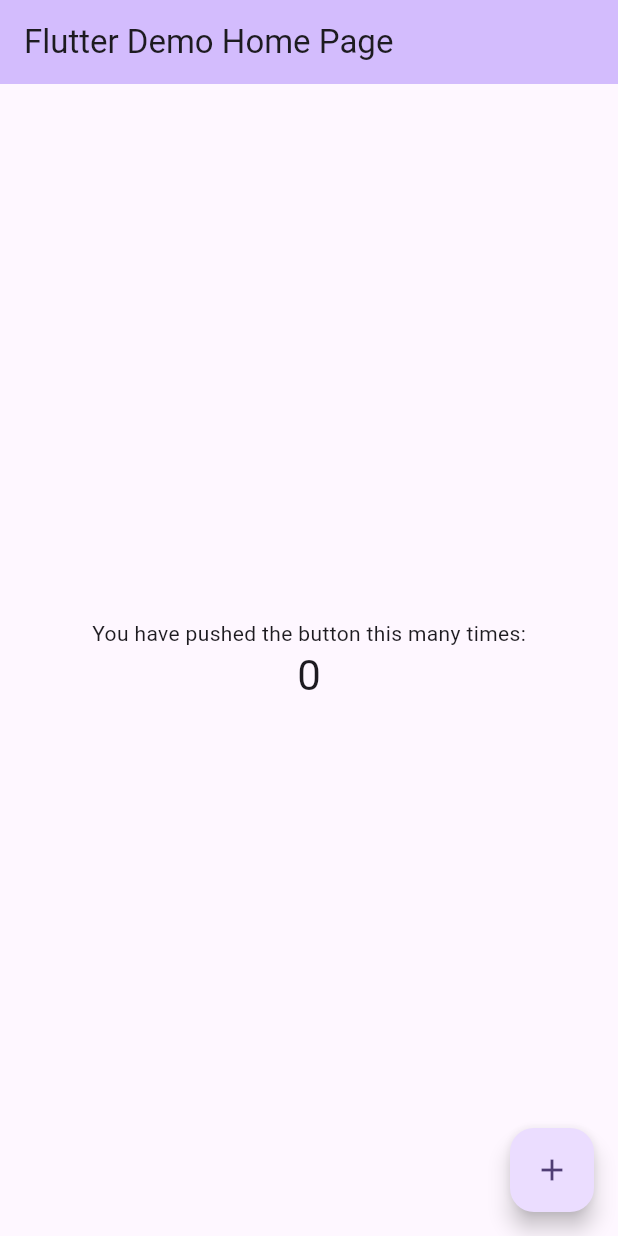
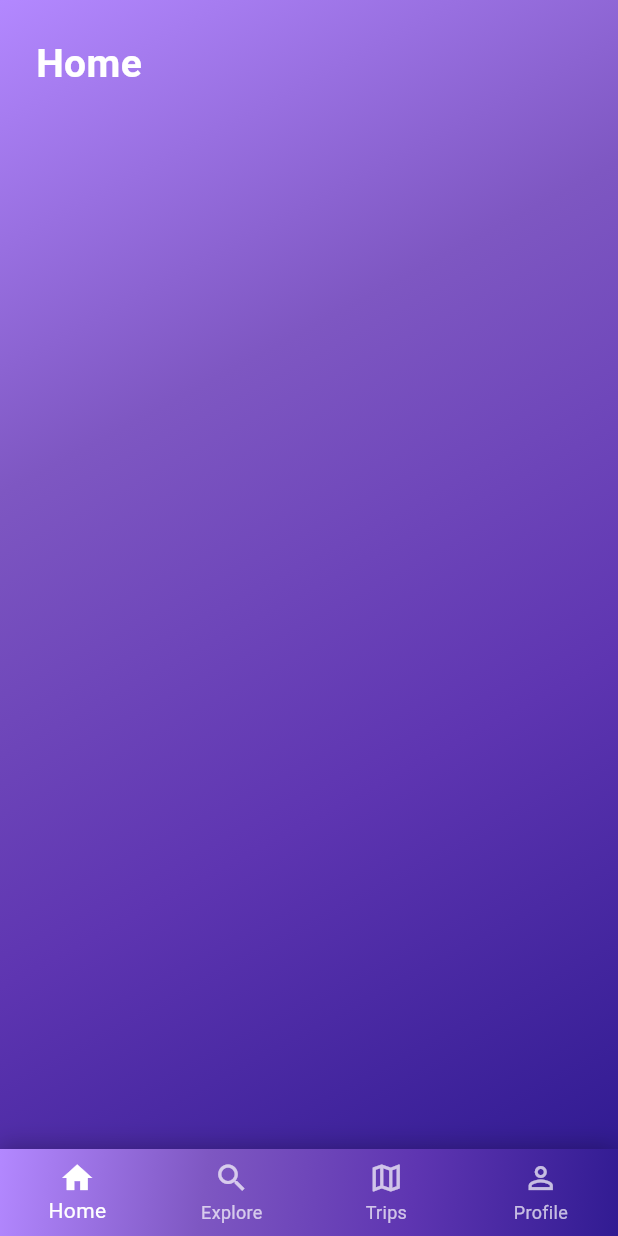
Before and after one commit to RaduBuzatu-hub/swe6301_group3_artefact, a Flutter app: the screen it shows after launch, on a phone screen of 412 x 824 dp. Run offline on Flutter 3.47's test engine with Material 3 defaults, Android fonts, the light colour scheme and no system bars.

Commit message:
Main_scaffold - am pus home_page, explore_page, trips_page si profile_page

```diff
--- a/lib/main.dart
+++ b/lib/main.dart
@@ -1,4 +1,5 @@
 import 'package:flutter/material.dart';
+import 'navigation_page/bottom_navigation.dart';
 
 void main() {
   runApp(const MyApp());
@@ -7,116 +8,21 @@ void main() {
 class MyApp extends StatelessWidget {
   const MyApp({super.key});
 
-  // This widget is the root of your application.
   @override
   Widget build(BuildContext context) {
+    final colorScheme = ColorScheme.fromSeed(
+      seedColor: const Color(0xFF4A148C),
+    );
+
     return MaterialApp(
-      title: 'Flutter Demo',
+      debugShowCheckedModeBanner: false,
+      title: 'Travel App',
       theme: ThemeData(
-        // This is the theme of your application.
-        //
-        // TRY THIS: Try running your application with "flutter run". You'll see
-        // the application has a purple toolbar. Then, without quitting the app,
-        // try changing the seedColor in the colorScheme below to Colors.green
-        // and then invoke "hot reload" (save your changes or press the "hot
-        // reload" button in a Flutter-supported IDE, or press "r" if you used
-        // the command line to start the app).
-        //
-        // Notice that the counter didn't reset back to zero; the application
-        // state is not lost during the reload. To reset the state, use hot
-        // restart instead.
-        //
-        // This works for code too, not just values: Most code changes can be
-        // tested with just a hot reload.
-        colorScheme: .fromSeed(seedColor: Colors.deepPurple),
+        colorScheme: colorScheme,
+        scaffoldBackgroundColor: colorScheme.surfaceVariant,
+        useMaterial3: true,
       ),
-      home: const MyHomePage(title: 'Flutter Demo Home Page'),
+      home: const BottomNav(),
     );
   }
 }
-
-class MyHomePage extends StatefulWidget {
-  const MyHomePage({super.key, required this.title});
-
-  // This widget is the home page of your application. It is stateful, meaning
-  // that it has a State object (defined below) that contains fields that affect
-  // how it looks.
-
-  // This class is the configuration for the state. It holds the values (in this
-  // case the title) provided by the parent (in this case the App widget) and
-  // used by the build method of the State. Fields in a Widget subclass are
-  // always marked "final".
-
-  final String title;
-
-  @override
-  State<MyHomePage> createState() => _MyHomePageState();
-}
-
-class _MyHomePageState extends State<MyHomePage> {
-  int _counter = 0;
-
-  void _incrementCounter() {
-    setState(() {
-      // This call to setState tells the Flutter framework that something has
-      // changed in this State, which causes it to rerun the build method below
-      // so that the display can reflect the updated values. If we changed
-      // _counter without calling setState(), then the build method would not be
-      // called again, and so nothing would appear to happen.
-      _counter++;
-    });
-  }
-
-  @override
-  Widget build(BuildContext context) {
-    // This method is rerun every time setState is called, for instance as done
-    // by the _incrementCounter method above.
-    //
-    // The Flutter framework has been optimized to make rerunning build methods
-    // fast, so that you can just rebuild anything that needs updating rather
-    // than having to individually change instances of widgets.
-    return Scaffold(
-      appBar: AppBar(
-        // TRY THIS: Try changing the color here to a specific color (to
-        // Colors.amber, perhaps?) and trigger a hot reload to see the AppBar
-        // change color while the other colors stay the same.
-        backgroundColor: Theme.of(context).colorScheme.inversePrimary,
-        // Here we take the value from the MyHomePage object that was created by
-        // the App.build method, and use it to set our appbar title.
-        title: Text(widget.title),
-      ),
-      body: Center(
-        // Center is a layout widget. It takes a single child and positions it
-        // in the middle of the parent.
-        child: Column(
-          // Column is also a layout widget. It takes a list of children and
-          // arranges them vertically. By default, it sizes itself to fit its
-          // children horizontally, and tries to be as tall as its parent.
-          //
-          // Column has various properties to control how it sizes itself and
-          // how it positions its children. Here we use mainAxisAlignment to
-          // center the children vertically; the main axis here is the vertical
-          // axis because Columns are vertical (the cross axis would be
-          // horizontal).
-          //
-          // TRY THIS: Invoke "debug painting" (choose the "Toggle Debug Paint"
-          // action in the IDE, or press "p" in the console), to see the
-          // wireframe for each widget.
-          mainAxisAlignment: .center,
-          children: [
-            const Text('You have pushed the button this many times:'),
-            Text(
-              '$_counter',
-              style: Theme.of(context).textTheme.headlineMedium,
-            ),
-          ],
-        ),
-      ),
-      floatingActionButton: FloatingActionButton(
-        onPressed: _incrementCounter,
-        tooltip: 'Increment',
-        child: const Icon(Icons.add),
-      ),
-    );
-  }
-}
--- /dev/null
+++ b/lib/navigation_page/bottom_navigation.dart
@@ -0,0 +1,86 @@
+import 'package:flutter/material.dart';
+import '../screens/home_page.dart';
+import '../screens/explore_page.dart';
+import '../screens/trips_page.dart';
+import '../screens/profile_page.dart';
+
+class BottomNav extends StatefulWidget {
+  const BottomNav({super.key});
+
+  @override
+  State<BottomNav> createState() => _BottomNavState();
+}
+
+class _BottomNavState extends State<BottomNav> {
+  int _index = 0;
+
+  final List<Widget> pages = const [
+    HomePage(),
+    ExplorePage(),
+    TripsPage(),
+    ProfilePage(),
+  ];
+
+  @override
+  Widget build(BuildContext context) {
+    final theme = Theme.of(context).colorScheme;
+
+    return Scaffold(
+      body: pages[_index],
+      bottomNavigationBar: Container(
+        decoration: BoxDecoration(
+          gradient: const LinearGradient(
+            colors: [
+              Color(0xFFB388FF),
+              Color(0xFF7E57C2),
+              Color(0xFF5E35B1),
+              Color(0xFF311B92),
+            ],
+            begin: Alignment.topLeft,
+            end: Alignment.bottomRight,
+          ),
+          boxShadow: [
+            BoxShadow(
+              color: theme.shadow.withOpacity(0.25),
+              blurRadius: 12,
+              offset: const Offset(0, -2),
+            ),
+          ],
+        ),
+        child: BottomNavigationBar(
+          type: BottomNavigationBarType.fixed,
+          currentIndex: _index,
+          backgroundColor: Colors.transparent,
+          selectedItemColor: Colors.white,
+          unselectedItemColor: Colors.white70,
+          showUnselectedLabels: true,
+          elevation: 0,
+          onTap: (value) {
+            setState(() {
+              _index = value;
+            });
+          },
+          items: const [
+            BottomNavigationBarItem(
+              icon: Icon(Icons.home_outlined),
+              activeIcon: Icon(Icons.home),
+              label: 'Home',
+            ),
+            BottomNavigationBarItem(
+              icon: Icon(Icons.search),
+              label: 'Explore',
+            ),
+            BottomNavigationBarItem(
+              icon: Icon(Icons.map_outlined),
+              label: 'Trips',
+            ),
+            BottomNavigationBarItem(
+              icon: Icon(Icons.person_outline),
+              label: 'Profile',
+            ),
+          ],
+        ),
+      ),
+    );
+  }
+}
--- /dev/null
+++ b/lib/screens/home_page.dart
@@ -0,0 +1,39 @@
+import 'package:flutter/material.dart';
+
+class HomePage extends StatelessWidget {
+  const HomePage({super.key});
+
+  @override
+  Widget build(BuildContext context) {
+    return Container(
+      decoration: const BoxDecoration(
+        gradient: LinearGradient(
+          colors: [
+            Color(0xFFB388FF),
+            Color(0xFF7E57C2),
+            Color(0xFF5E35B1),
+            Color(0xFF311B92),
+          ],
+          begin: Alignment.topLeft,
+          end: Alignment.bottomRight,
+        ),
+      ),
+      child: const SafeArea(
+        child: Padding(
+          padding: EdgeInsets.all(24),
+          child: Align(
+            alignment: Alignment.topLeft,
+            child: Text(
+              'Home',
+              style: TextStyle(
+                fontSize: 26,
+                color: Colors.white,
+                fontWeight: FontWeight.bold,
+              ),
+            ),
+          ),
+        ),
+      ),
+    );
+  }
+}
```
Also changed, not shown: lib/screens/explore_page.dart (added, +39 -0 lines), lib/screens/profile_page.dart (added, +39 -0 lines), lib/screens/trips_page.dart (added, +39 -0 lines).
